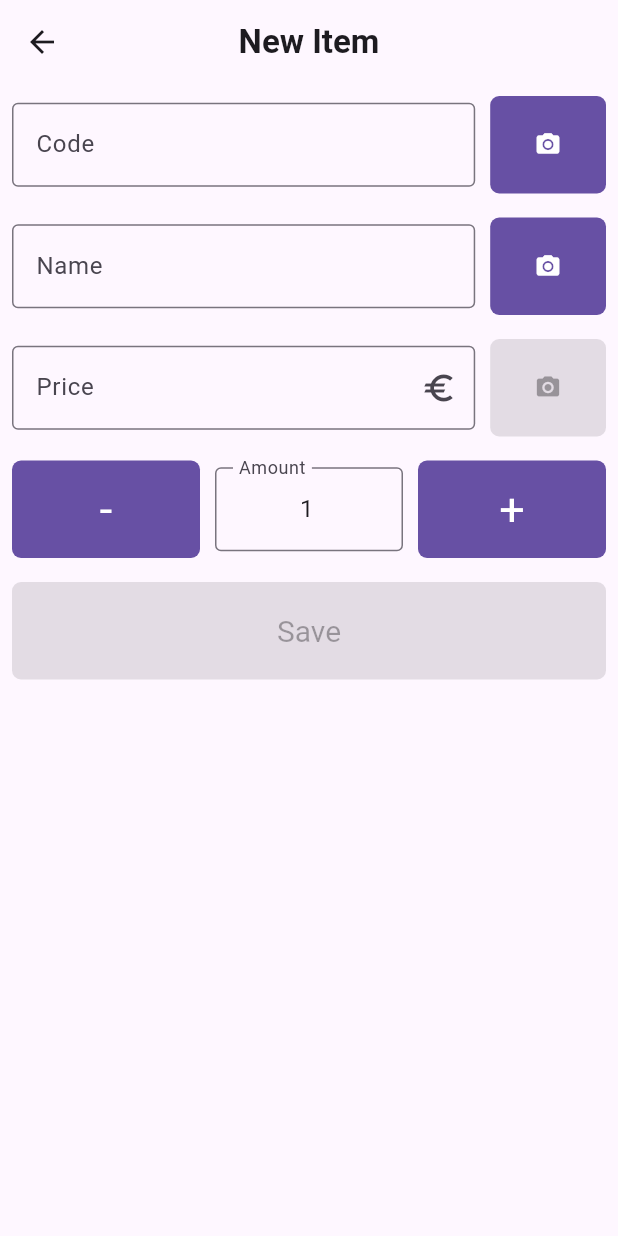
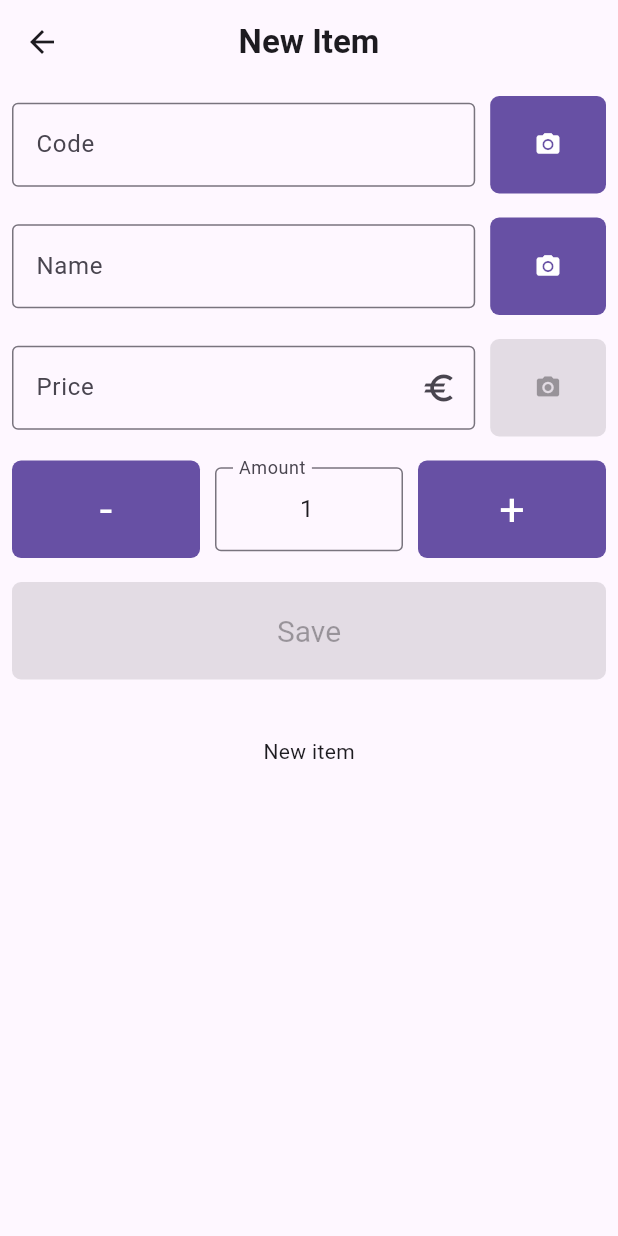
Before and after one commit to devmc-ee/stock-inventory, a Flutter app: the InventoryListPage screen opened directly, after a tap on the "add" icon, on a phone screen of 412 x 824 dp. Run offline on Flutter 3.47's test engine with Material 3 defaults, Android fonts, the phone set to English and light mode, and no system bars; our stand-ins replace go_router, sqflite; accounts and stored records are empty.

Commit message:
[feat]: add search and inventory items timestamps

```diff
--- a/lib/main.dart
+++ b/lib/main.dart
@@ -50,7 +50,7 @@ class App extends StatelessWidget {
             context.read<InventoryProvider>().setCurrentInventory(inventoryId);
             return const InventoryListPage();
           }),
-      GoRoute(path: '/item', builder: (context, state) => const InventoryItemPage()),
+      GoRoute(path: '/item', builder: (context, state) => InventoryItemPage()),
       GoRoute(path: '/login', builder: (context, state) => const LoginPage()),
     ],
     redirect: (context, state) {
--- a/lib/models/inventory_item_model.dart
+++ b/lib/models/inventory_item_model.dart
@@ -1,10 +1,12 @@
 class InventoryItemModel {
   String code;
   String name;
-  String price;
+  double price;
   int amount;
   String user;
   String inventory;
+  DateTime createdAt;
+  DateTime updatedAt;
 
   InventoryItemModel({
     required this.code,
@@ -13,6 +15,8 @@ class InventoryItemModel {
     required this.amount,
     required this.user,
     required this.inventory,
+    required this.createdAt,
+    required this.updatedAt,
   });
 
   InventoryItemModel.fromMap(Map<dynamic, dynamic> item)
@@ -21,7 +25,9 @@ class InventoryItemModel {
         price = item['price'],
         amount = item['amount'],
         user = item['user'],
-        inventory = item['inventory'];
+        inventory = item['inventory'],
+        createdAt = DateTime.parse(item['created_at']),
+        updatedAt = DateTime.parse(item['updated_at']);
 
   Map<String, Object> toMap() {
     return {
@@ -30,7 +36,9 @@ class InventoryItemModel {
       'price': price,
       'amount': amount,
       'user': user,
-      'inventory': inventory
+      'inventory': inventory,
+      'created_at': createdAt.toLocal().toString(),
+      'updated_at': updatedAt.toLocal().toString(),
     };
   }
 }
--- a/lib/pages/inventory_item.dart
+++ b/lib/pages/inventory_item.dart
@@ -1,23 +1,32 @@
 import 'package:flutter/material.dart';
 import 'package:flutter/services.dart';
+import 'package:intl/intl.dart';
+import 'package:inventory/models/inventory_item_model.dart';
 import 'package:inventory/providers/inventory.dart';
 import 'package:provider/provider.dart';
 
 class InventoryItemPage extends StatelessWidget {
-  const InventoryItemPage({super.key});
+  InventoryItemPage({super.key});
+  final DateFormat formatter = DateFormat('yyyy-MM-dd H:m');
 
   @override
   Widget build(BuildContext context) {
+    InventoryItemModel? currentInventoryItem = context.watch<InventoryProvider>().currentInventoryItem;
+    final createdAt = currentInventoryItem?.createdAt != null ? formatter.format(currentInventoryItem!.createdAt) : '';
+    final updatedAt = currentInventoryItem?.updatedAt != null ? formatter.format(currentInventoryItem!.updatedAt) : '';
     return Scaffold(
       // resizeToAvoidBottomInset: false,
       appBar: appBar(),
-      body: const Column(
+      body: Column(
         children: [
-          SubmittableTextField('Code'),
-          SubmittableTextField('Name'),
-          SubmittableTextField('Price'),
-          SubmittableTextField('Amount'),
-          Button(),
+          const SubmittableTextField('Code'),
+          const SubmittableTextField('Name'),
+          const SubmittableTextField('Price'),
+          const SubmittableTextField('Amount'),
+          const Button(),
+          const SizedBox(height: 30),
+          Text(currentInventoryItem?.createdAt != null ? 'Created at: $createdAt' : 'New item'),
+          Text(currentInventoryItem?.updatedAt != null ? 'Last update at: $updatedAt' : ''),
         ],
       ),
     );
@@ -60,7 +69,9 @@ class _SubmittableTextField extends State<SubmittableTextField> {
       nameController =
           Provider.of<InventoryProvider>(context, listen: false).nameController;
       Provider.of<InventoryProvider>(context, listen: false).initControllers();
+      Provider.of<InventoryProvider>(context, listen: false).validateForm();
     }
+
     super.initState();
   }
 
@@ -218,6 +229,14 @@ class Button extends StatefulWidget {
 
 class _ButtonState extends State<Button> {
   @override
+  void initState() {
+    if (mounted) {
+      Provider.of<InventoryProvider>(context, listen: false).validateForm();
+
+    }
+    super.initState();
+  }
+  @override
   Widget build(BuildContext context) {
     bool canSubmit = context.watch<InventoryProvider>().canSubmit;
 
--- a/lib/pages/inventory_list.dart
+++ b/lib/pages/inventory_list.dart
@@ -4,6 +4,7 @@ import 'package:inventory/models/inventory_list_model.dart';
 import 'package:inventory/pages/inventory_item.dart';
 import 'package:inventory/providers/inventory.dart';
 import 'package:provider/provider.dart';
+import 'package:intl/intl.dart';
 
 class InventoryListPage extends StatelessWidget {
   const InventoryListPage({super.key});
@@ -11,7 +12,9 @@ class InventoryListPage extends StatelessWidget {
   Widget build(BuildContext context) {
     bool isOpenSearchBar = context.watch<InventoryProvider>().isOpenedSearchBar;
     return Scaffold(
-      appBar:PreferredSize(preferredSize: Size.fromHeight(isOpenSearchBar? 120 : 60),child: const TopBar()),
+      appBar: PreferredSize(
+          preferredSize: Size.fromHeight(isOpenSearchBar ? 140 : 60),
+          child: const TopBar()),
       body: const InventoryItemsList(),
       floatingActionButton: FloatingActionButton(
           onPressed: () async {
@@ -21,7 +24,7 @@ class InventoryListPage extends StatelessWidget {
               Navigator.push(
                   context,
                   MaterialPageRoute(
-                      builder: (context) => const InventoryItemPage()));
+                      builder: (context) =>  InventoryItemPage()));
             }
           },
           tooltip: 'New',
@@ -51,25 +54,31 @@ class _TopBarState extends State<TopBar> {
           style: const TextStyle(fontWeight: FontWeight.bold),
         ),
         centerTitle: true,
-      actions:  <Widget> [
+        actions: <Widget>[
           IconButton(
             icon: const Icon(Icons.search),
             tooltip: 'Search items',
             onPressed: context.read<InventoryProvider>().toggleOpenSearchBar,
           ),
         ],
-      bottom: !isOpenSearchBar ? null :  PreferredSize(
-        preferredSize: const Size.fromHeight(0),
+        bottom: !isOpenSearchBar
+            ? null
+            : PreferredSize(
+                preferredSize: const Size(0, 0),
                 child: TextField(
-      controller: context.read<InventoryProvider>().searchController,
-      decoration: const InputDecoration(
-        border: OutlineInputBorder(),
+                  autofocus: true,
+                  style: const TextStyle(fontSize: 30.0, height: 1.0),
+                  controller:
+                      context.read<InventoryProvider>().searchController,
+                  decoration:  InputDecoration(
+                    border: const OutlineInputBorder(),
                     labelText: 'Search',
+                    suffix: TextButton(onPressed: () {
+                      context.read<InventoryProvider>().clearSearch();
+                    }, child: const Icon(Icons.close),),
                   ),
                 ),
-      )
-
-    );
+              ));
   }
 }
 
@@ -82,6 +91,7 @@ class InventoryItemsList extends StatefulWidget {
 
 class _InventoryItemsListState extends State<InventoryItemsList> {
   InventoryListModel? _currentInventory;
+  final DateFormat formatter = DateFormat('yyyy-MM-dd H:m');
   @override
   void initState() {
     super.initState();
@@ -99,31 +109,33 @@ class _InventoryItemsListState extends State<InventoryItemsList> {
 
     return inventoryItems.isEmpty
         ? const Center(child: Text('No items found, add new one'))
-        :
-            ListView.builder(
-                // physics: const ScrollPhysics(parent: null),
+        : ListView.builder(
             itemCount: inventoryItems.length,
             itemBuilder: (context, index) {
-                  return Dismissible(key: Key(inventoryItems[index].code),
+              return Dismissible(
+                  key: Key(inventoryItems[index].code),
                   background: Container(
                     color: Colors.red,
+                    child: const Icon(Icons.delete),
                   ),
                   direction: DismissDirection.endToStart,
                   confirmDismiss: (DismissDirection direction) async {
-                      if (direction == DismissDirection.endToStart ) {
+                    if (direction == DismissDirection.endToStart) {
                       return await showDialog(
                         context: context,
                         builder: (BuildContext context) {
                           return AlertDialog(
                             title: const Text("Confirm delete"),
-                            content: const Text("Are you sure you wish to delete this item?"),
+                            content: const Text(
+                                "Are you sure you wish to delete this item?"),
                             actions: <Widget>[
                               TextButton(
-                                onPressed: () => Navigator.of(context).pop(true),
-                                child: const Text("DELETE")
-                              ),
+                                  onPressed: () =>
+                                      Navigator.of(context).pop(true),
+                                  child: const Text("DELETE")),
                               TextButton(
-                                onPressed: () => Navigator.of(context).pop(false),
+                                onPressed: () =>
+                                    Navigator.of(context).pop(false),
                                 child: const Text("CANCEL"),
                               ),
                             ],
@@ -133,31 +145,35 @@ class _InventoryItemsListState extends State<InventoryItemsList> {
                     }
                   },
                   onDismissed: (direction) {
-                      print(direction);
-                      context.read<InventoryProvider>().deleteInventoryItem(inventoryItems[index].code);
+                    context
+                        .read<InventoryProvider>()
+                        .deleteInventoryItem(inventoryItems[index].code);
                   },
                   child: Card(
                       child: ListTile(
-                        onTap: () async {
-                          if (context.mounted) {
-                              context.read<InventoryProvider>().setCurrentInventoryItem(inventoryItems[index].code);
-                              Navigator.push(
-                                  context,
-                                  MaterialPageRoute(
-                                      builder: (context) => const InventoryItemPage()));
-                            }
-                        },
-                    title: Text('${inventoryItems[index].name} - ${inventoryItems[index].price}'),
-                    subtitle: Text(
-                        '${inventoryItems[index].code}'),
-                    trailing: Text(
+                    leading: Text(
                       inventoryItems[index].amount.toString(),
                       style: const TextStyle(
                           fontWeight: FontWeight.bold, fontSize: 16),
                     ),
-                  )
-                  ))
-                  ;
+                    onTap: () async {
+                      if (context.mounted) {
+                        context
+                            .read<InventoryProvider>()
+                            .setCurrentInventoryItem(
+                                inventoryItems[index].code);
+                        Navigator.push(
+                            context,
+                            MaterialPageRoute(
+                                builder: (context) =>
+                                    InventoryItemPage()));
+                      }
+                    },
+                    subtitle: Text('${inventoryItems[index].name} (${formatter.format(inventoryItems[index].updatedAt)})'),
+                    title: Text(inventoryItems[index].code, style: const TextStyle(
+                          fontWeight: FontWeight.bold, fontSize: 16)),
+                    trailing:  Text(inventoryItems[index].price.toString()),
+                  )));
             });
   }
 }
--- a/lib/providers/inventory.dart
+++ b/lib/providers/inventory.dart
@@ -10,6 +10,7 @@ class InventoryProvider extends ChangeNotifier {
   int _currentInventoryId = 0;
   InventoryListModel? _currentInventory;
   List<InventoryItemModel> _inventoryItems = [];
+  List<InventoryItemModel> _filteredInventoryItems = [];
   InventoryItemModel? _currentInventoryItem;
   bool _isOpenedSearchBar = false;
   final _codeController = TextEditingController();
@@ -17,11 +18,10 @@ class InventoryProvider extends ChangeNotifier {
   final _priceController = TextEditingController();
   final _amountController = TextEditingController(text: '1');
   final _searchController = TextEditingController();
-
   bool _canSubmit = false;
 
   List<InventoryListModel> get inventories => _inventories;
-  List<InventoryItemModel> get inventoryItems => _inventoryItems;
+  List<InventoryItemModel> get inventoryItems => _filteredInventoryItems;
 
   int get currentInventoryId => _currentInventoryId;
   bool get hasOpenInventory => _inventories.isNotEmpty
@@ -38,9 +38,18 @@ class InventoryProvider extends ChangeNotifier {
   TextEditingController get amountController => _amountController;
   TextEditingController get searchController => _searchController;
 
+  String get searchedCode => _searchController.text;
+
   int get amount => int.parse(_amountController.text);
 
   bool get canSubmit => _canSubmit;
+
+  void clearSearch() {
+    _searchController.text = '';
+    _isOpenedSearchBar = false;
+
+    notifyListeners();
+  }
 
   void deleteInventoryItem(String code) async {
     _inventoryItems.removeWhere((element) => element.code == code);
@@ -69,7 +78,7 @@ class InventoryProvider extends ChangeNotifier {
             ? _currentInventoryItem!.code
             : '';
         _priceController.text = _currentInventoryItem?.price != null
-            ? _currentInventoryItem!.price
+            ? _currentInventoryItem!.price.toString()
             : '';
       }
       notifyListeners();
@@ -89,13 +98,22 @@ class InventoryProvider extends ChangeNotifier {
 
   Future<void> getInventorieItems() async {
     _inventoryItems = await InventoryItemRepository.getAll();
-
+    _filteredInventoryItems = _inventoryItems;
     notifyListeners();
   }
 
   void initSearchController () {
     _searchController.addListener(() {
-      print(_searchController.text);
+      String searchCode = _searchController.text;
+
+     if (searchedCode.isNotEmpty) {
+      _filteredInventoryItems = _inventoryItems.where((element) {
+              return element.code.toLowerCase().contains(searchCode.toLowerCase());
+            }).toList();
+     } else {
+      _filteredInventoryItems = _inventoryItems;
+     }
+       notifyListeners();
     });
   }
   void initControllers() {
@@ -110,6 +128,7 @@ class InventoryProvider extends ChangeNotifier {
     priceController.addListener(() {
       validateForm();
     });
+
 
     nameController.addListener(() {
       validateForm();
@@ -126,17 +145,19 @@ class InventoryProvider extends ChangeNotifier {
           ? _currentInventoryItem!.code
           : '';
       _priceController.text = _currentInventoryItem?.price != null
-          ? _currentInventoryItem!.price
+          ? _currentInventoryItem!.price.toString()
           : '';
     }
   }
 
-  void validateForm() {
+  Future<void> validateForm() async {
     _canSubmit = _codeController.text.isNotEmpty &&
         _nameController.text.isNotEmpty &&
         _priceController.text.isNotEmpty &&
         _amountController.text.isNotEmpty;
-    // notifyListeners();
+    await Future.delayed(Duration.zero);
+
+    notifyListeners();
   }
 
   void setCurrentInventory(int id) {
@@ -189,7 +210,6 @@ class InventoryProvider extends ChangeNotifier {
             price: price,
             inventoryUuid: _currentInventory!.uuid,
             user: _currentInventory!.user);
-        await getInventorieItems();
       } catch (error) {
         String errorMessage = error.toString();
 
@@ -205,6 +225,8 @@ class InventoryProvider extends ChangeNotifier {
         );
       }
     }
+
+    await getInventorieItems();
 
     dropFormData();
     return SnakbarMessage(
--- a/lib/repositories/inventory_item.dart
+++ b/lib/repositories/inventory_item.dart
@@ -6,7 +6,7 @@ class InventoryItemRepository {
   static const model = InventoryItemModel;
 
   static Future<int> add({required String code, required String name, required double price, required String inventoryUuid, required String user, int amount = 1, }) async {
-      final data = InventoryItemModel(code: code, name: name, price: '$price €', amount: amount, user: user, inventory: inventoryUuid).toMap();
+      final data = InventoryItemModel(code: code, name: name, price: price, amount: amount, user: user, inventory: inventoryUuid, createdAt: DateTime.now(), updatedAt: DateTime.now()).toMap();
       return await DatabaseService.insert(_tableName, data);
   }
 
--- a/lib/services/database.dart
+++ b/lib/services/database.dart
@@ -1,5 +1,3 @@
-import 'dart:ffi';
-
 import 'package:path/path.dart';
 import 'package:sqflite/sqflite.dart';
 import 'dart:io';
@@ -157,6 +155,8 @@ class DatabaseService {
         price REAl NOT NULL,
         amount INTEGER NOT NULL,
         user TEXT NOT NULL,
-        inventory INTEGER NOT NULL);""");
+        inventory INTEGER NOT NULL,
+        created_at TEXT NOT NULL,
+        updated_at TEXT NOT NULL);""");
   }
 }
--- a/pubspec.yaml
+++ b/pubspec.yaml
@@ -13,6 +13,7 @@ dependencies:
   sqflite: ^2.3.0
   path: ^1.8.3
   uuid: ^4.2.2
+  intl: ^0.19.0
 
 dev_dependencies:
   flutter_test:
```
Also changed, not shown: pubspec.lock. Lines whose indentation alone changed are shown as unchanged.
